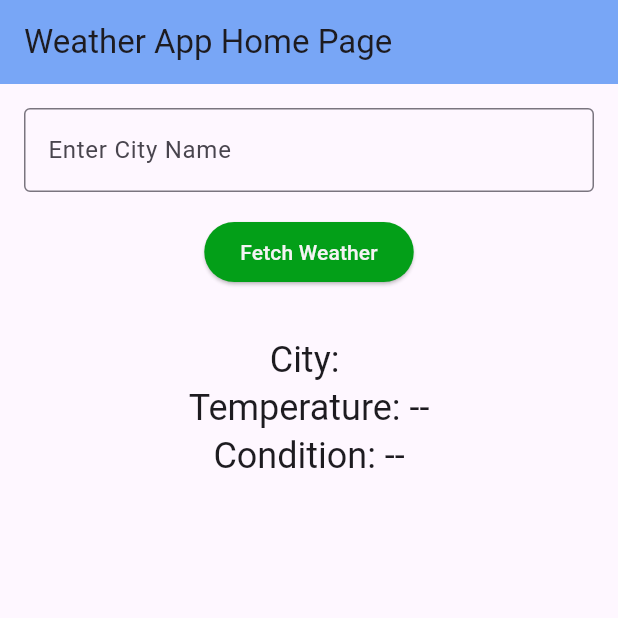
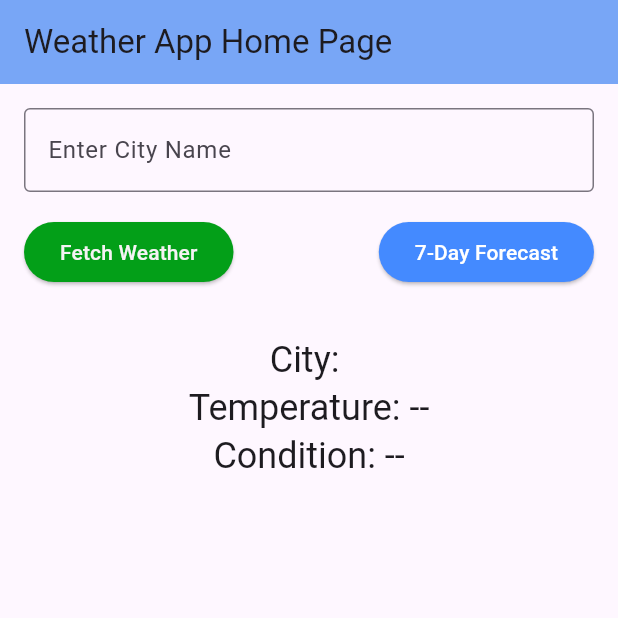
Before and after one commit to minnocent12/weather_info_app, a Flutter app: the screen it shows after launch, on a phone screen of 412 x 824 dp, the top half of it. Run offline on Flutter 3.47's test engine with Material 3 defaults, Android fonts, the phone set to English and light mode, and no system bars.

Commit message:
Implemented 7-day weather forecast feature

```diff
--- a/lib/main.dart
+++ b/lib/main.dart
@@ -35,8 +35,9 @@ class _MyHomePageState extends State<MyHomePage> {
   String _cityName = '';
   String _temperature = '--';
   String _weatherCondition = '--';
+  List<Map<String, String>> _sevenDayForecast = [];
 
-  // Function to simulate fetching weather data
+  // Function to simulate fetching current weather data
   void _fetchWeather() {
     setState(() {
       _cityName = _cityController.text;
@@ -53,6 +54,30 @@ class _MyHomePageState extends State<MyHomePage> {
     });
   }
 
+  // Function to simulate fetching 7-day weather forecast data
+  void _fetchSevenDayForecast() {
+    setState(() {
+      _cityName = _cityController.text;
+
+      // Clear previous forecast
+      _sevenDayForecast = [];
+
+      // Randomly generate weather data for the next 7 days
+      Random random = Random();
+      List<String> conditions = ['Sunny', 'Cloudy', 'Rainy'];
+
+      for (int i = 1; i <= 7; i++) {
+        int temp = 15 + random.nextInt(16); // Temperature between 15°C and 30°C
+        String condition = conditions[random.nextInt(3)]; // Random condition
+        _sevenDayForecast.add({
+          'day': 'Day $i',
+          'temperature': '$temp°C',
+          'condition': condition,
+        });
+      }
+    });
+  }
+
   @override
   Widget build(BuildContext context) {
     return Scaffold(
@@ -60,7 +85,7 @@ class _MyHomePageState extends State<MyHomePage> {
         title: Text(widget.title),
         backgroundColor: const Color.fromARGB(255, 120, 166, 246),
       ),
-      body: Padding(
+      body: SingleChildScrollView(
         padding: const EdgeInsets.all(16.0),
         child: Column(
           mainAxisAlignment: MainAxisAlignment.start,
@@ -68,11 +93,14 @@ class _MyHomePageState extends State<MyHomePage> {
             TextField(
               controller: _cityController,
               decoration: const InputDecoration(
-                labelText: 'Enter City Name  ',
+                labelText: 'Enter City Name',
                 border: OutlineInputBorder(),
               ),
             ),
             const SizedBox(height: 16),
+            Row(
+              mainAxisAlignment: MainAxisAlignment.spaceBetween,
+              children: [
                 ElevatedButton(
                   style: ElevatedButton.styleFrom(
                     foregroundColor: const Color.fromARGB(255, 245, 243, 244),
@@ -80,6 +108,16 @@ class _MyHomePageState extends State<MyHomePage> {
                   ),
                   onPressed: _fetchWeather,
                   child: const Text('Fetch Weather'),
+                ),
+                ElevatedButton(
+                  style: ElevatedButton.styleFrom(
+                    foregroundColor: Colors.white,
+                    backgroundColor: Colors.blueAccent,
+                  ),
+                  onPressed: _fetchSevenDayForecast,
+                  child: const Text('7-Day Forecast'),
+                ),
+              ],
             ),
             const SizedBox(height: 32),
             Text(
@@ -94,6 +132,31 @@ class _MyHomePageState extends State<MyHomePage> {
               'Condition: $_weatherCondition',
               style: Theme.of(context).textTheme.headlineSmall,
             ),
+            const SizedBox(height: 32),
+            if (_sevenDayForecast.isNotEmpty) ...[
+              const Text(
+                '7-Day Weather Forecast:',
+                style: TextStyle(fontSize: 20, fontWeight: FontWeight.bold),
+              ),
+              const SizedBox(height: 16),
+              for (var dayForecast in _sevenDayForecast)
+                Card(
+                  margin: const EdgeInsets.symmetric(vertical: 8.0),
+                  child: ListTile(
+                    leading: Icon(
+                      dayForecast['condition'] == 'Sunny'
+                          ? Icons.wb_sunny
+                          : dayForecast['condition'] == 'Cloudy'
+                              ? Icons.wb_cloudy
+                              : Icons.beach_access, // Rainy icon
+                      color: Colors.blue,
+                    ),
+                    title: Text(dayForecast['day']!),
+                    subtitle: Text(
+                        'Temperature: ${dayForecast['temperature']}, Condition: ${dayForecast['condition']}'),
+                  ),
+                ),
+            ]
           ],
         ),
       ),
```
Lines whose indentation alone changed are shown as unchanged.
